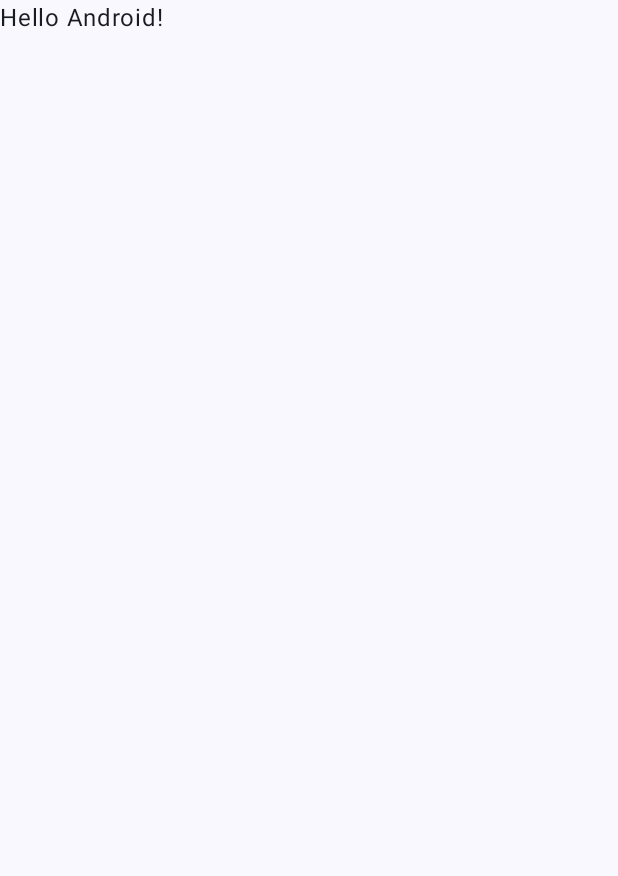
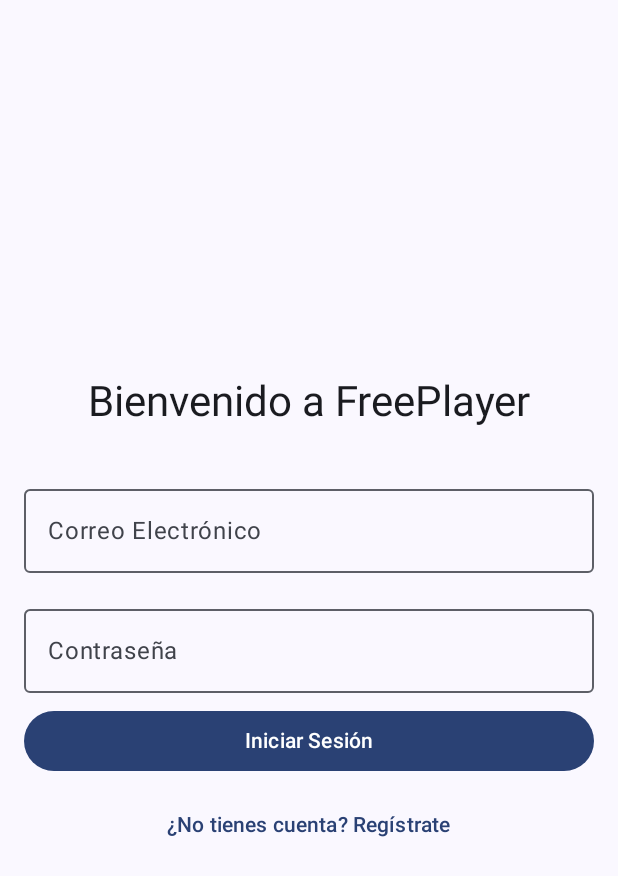
Before and after one commit to PetterKertpz/FreePlayerM, an Android app built with Jetpack Compose: the screen it shows after launch (MainActivity), on a phone screen of 412 x 824 dp. Before the commit the part shown is almost empty. Shown: the top 876 px of the screen. Run offline under Robolectric (Android 15) with nearby library versions, the phone set to English and light mode, and no system bars; our stand-ins replace Dagger/Hilt's generated code, Room's generated code.

Commit message:
Frontend Login v1

```diff
--- a/app/src/main/java/com/example/freeplayerm/MainActivity.kt
+++ b/app/src/main/java/com/example/freeplayerm/MainActivity.kt
@@ -3,45 +3,29 @@
 import android.os.Bundle
 import androidx.activity.ComponentActivity
 import androidx.activity.compose.setContent
-import androidx.activity.enableEdgeToEdge
 import androidx.compose.foundation.layout.fillMaxSize
-import androidx.compose.foundation.layout.padding
-import androidx.compose.material3.Scaffold
-import androidx.compose.material3.Text
-import androidx.compose.runtime.Composable
+import androidx.compose.material3.MaterialTheme
+import androidx.compose.material3.Surface
 import androidx.compose.ui.Modifier
-import androidx.compose.ui.tooling.preview.Preview
+import com.example.freeplayerm.ui.features.login.PantallaLogin
+import com.example.freeplayerm.ui.features.login.PantallaLogin // <-- Importa nuestra nueva pantalla
 import com.example.freeplayerm.ui.theme.FreePlayerMTheme
+import dagger.hilt.android.AndroidEntryPoint
 
+@AndroidEntryPoint // Anotación necesaria para que Hilt pueda inyectar dependencias en esta Activity
 class MainActivity : ComponentActivity() {
     override fun onCreate(savedInstanceState: Bundle?) {
         super.onCreate(savedInstanceState)
-        enableEdgeToEdge()
         setContent {
             FreePlayerMTheme {
-                Scaffold(modifier = Modifier.fillMaxSize()) { innerPadding ->
-                    Greeting(
-                        name = "Android",
-                        modifier = Modifier.padding(innerPadding)
-                    )
+                Surface(
+                    modifier = Modifier.fillMaxSize(),
+                    color = MaterialTheme.colorScheme.background
+                ) {
+                    // Aquí llamamos a nuestra pantalla de Login
+                    PantallaLogin()
                 }
             }
         }
     }
 }
-
-@Composable
-fun Greeting(name: String, modifier: Modifier = Modifier) {
-    Text(
-        text = "Hello $name!",
-        modifier = modifier
-    )
-}
-
-@Preview(showBackground = true)
-@Composable
-fun GreetingPreview() {
-    FreePlayerMTheme {
-        Greeting("Android")
-    }
-}
--- /dev/null
+++ b/app/src/main/java/com/example/freeplayerm/ui/features/login/LoginViewModel.kt
@@ -0,0 +1,98 @@
+package com.example.freeplayerm.ui.features.login
+
+import androidx.lifecycle.ViewModel
+import androidx.lifecycle.viewModelScope
+import com.example.freeplayerm.data.repository.UsuarioRepository
+import dagger.hilt.android.lifecycle.HiltViewModel
+import kotlinx.coroutines.flow.MutableStateFlow
+import kotlinx.coroutines.flow.asStateFlow
+import kotlinx.coroutines.launch
+import javax.inject.Inject
+
+/**
+ * @HiltViewModel: Anotación clave que le dice a Hilt que esta clase es un ViewModel
+ * y que debe prepararse para inyectar dependencias en ella.
+ *
+ * @Inject constructor: Le decimos a Hilt que, para construir este ViewModel, debe buscar
+ * en sus "recetas" (nuestro ModuloDeAplicacion) cómo construir un UsuarioRepositorio
+ * y pasárselo automáticamente al constructor. Esta es la magia de la inyección de dependencias.
+ */
+@HiltViewModel
+class LoginViewModel @Inject constructor(
+    private val repositorio: UsuarioRepository
+) : ViewModel() {
+
+    // _estadoUi: Es un StateFlow mutable y privado. Contiene el estado actual de la pantalla.
+    // Solo el ViewModel puede modificarlo.
+    private val _estadoUi = MutableStateFlow(LoginEstado())
+
+    // estadoUi: Es la versión pública e inmutable del StateFlow. La UI "escuchará" los cambios
+    // en este objeto para redibujarse, pero no podrá modificarlo directamente.
+    val estadoUi = _estadoUi.asStateFlow()
+
+    /**
+     * Esta es la única función pública que la UI llamará. Centraliza todos los eventos
+     * del usuario en un solo lugar, siguiendo un patrón de diseño moderno (MVI).
+     */
+    fun enEvento(evento: LoginEvento) {
+        when (evento) {
+            is LoginEvento.CorreoCambiado -> {
+                // Actualizamos el estado con el nuevo valor del correo
+                _estadoUi.value = _estadoUi.value.copy(correo = evento.valor)
+            }
+            is LoginEvento.ContrasenaCambiada -> {
+                // Actualizamos el estado con la nueva contraseña
+                _estadoUi.value = _estadoUi.value.copy(contrasena = evento.valor)
+            }
+            LoginEvento.BotonLoginPresionado -> {
+                // Aquí iría la lógica para iniciar sesión
+                iniciarSesion()
+            }
+            LoginEvento.BotonRegistroPresionado -> {
+                // Aquí iría la lógica para registrarse
+                registrarse()
+            }
+            LoginEvento.BotonGooglePresionado -> {
+                // Lógica para iniciar sesión con Google (lo veremos más adelante)
+            }
+        }
+    }
+
+    private fun iniciarSesion() {
+        // La lógica de negocio se ejecuta en una coroutine para no bloquear la UI
+        viewModelScope.launch {
+            // Lógica de inicio de sesión... (la implementaremos en el siguiente paso)
+        }
+    }
+
+    private fun registrarse() {
+        // La lógica de negocio se ejecuta en una coroutine
+        viewModelScope.launch {
+            // Lógica de registro... (la implementaremos en el siguiente paso)
+        }
+    }
+}
+
+/**
+ * Representa el estado de la UI en un momento dado. Es una única clase que contiene
+ * toda la información que la pantalla necesita para dibujarse.
+ */
+data class LoginEstado(
+    val correo: String = "",
+    val contrasena: String = "",
+    val estaCargando: Boolean = false,
+    val error: String? = null,
+    val registroExitoso: Boolean = false, // <-- AÑADE ESTA LÍNEA
+    val loginExitoso: Boolean = false
+)
+
+/**
+ * Representa todas las acciones que el usuario puede realizar en la pantalla.
+ */
+sealed class LoginEvento {
+    data class CorreoCambiado(val valor: String) : LoginEvento()
+    data class ContrasenaCambiada(val valor: String) : LoginEvento()
+    object BotonLoginPresionado : LoginEvento()
+    object BotonRegistroPresionado : LoginEvento()
+    object BotonGooglePresionado : LoginEvento()
+}
--- /dev/null
+++ b/app/src/main/java/com/example/freeplayerm/ui/features/login/PantallaLogin.kt
@@ -0,0 +1,142 @@
+package com.example.freeplayerm.ui.features.login
+
+// ... (asegúrate de que todos los imports necesarios estén aquí)
+import android.widget.Toast
+import androidx.compose.foundation.layout.*
+import androidx.compose.material3.*
+import androidx.compose.runtime.Composable
+import androidx.compose.runtime.LaunchedEffect
+import androidx.compose.runtime.collectAsState
+import androidx.compose.runtime.getValue
+import androidx.compose.ui.Alignment
+import androidx.compose.ui.Modifier
+import androidx.compose.ui.platform.LocalContext
+import androidx.compose.ui.text.input.PasswordVisualTransformation
+import androidx.compose.ui.tooling.preview.Preview
+import androidx.compose.ui.unit.dp
+import androidx.hilt.navigation.compose.hiltViewModel
+
+/**
+ * Esta es la función principal y "real" de nuestra pantalla.
+ * Se conecta al ViewModel para obtener el estado y manejar los eventos.
+ * Nota que esta función NO tiene la anotación @Preview.
+ */
+@Composable
+fun PantallaLogin(
+    viewModel: LoginViewModel = hiltViewModel() // Hilt nos proporciona automáticamente el ViewModel
+) {
+    // Obtenemos el estado actual de la UI desde el ViewModel.
+    val estado by viewModel.estadoUi.collectAsState()
+    val context = LocalContext.current
+
+    // Este bloque maneja los "efectos secundarios", como mostrar un Toast.
+    // Se ejecutará cada vez que el valor de registroExitoso cambie.
+    LaunchedEffect(key1 = estado.registroExitoso) {
+        if (estado.registroExitoso) {
+            Toast.makeText(context, "¡Registro exitoso!", Toast.LENGTH_SHORT).show()
+        }
+    }
+
+    // Llamamos a la función que contiene el diseño visual, pasándole el estado y los eventos.
+    ContenidoPantallaLogin(
+        estado = estado,
+        enEvento = viewModel::enEvento // Pasamos una referencia a la función de eventos del ViewModel
+    )
+}
+
+/**
+ * Esta función contiene SOLO el código de la interfaz de usuario.
+ * Es "tonta": recibe el estado y no sabe de dónde viene. Esto la hace perfecta para previsualizar.
+ */
+@Composable
+fun ContenidoPantallaLogin(
+    estado: LoginEstado,
+    enEvento: (LoginEvento) -> Unit
+) {
+    Box(
+        modifier = Modifier.fillMaxSize(),
+        contentAlignment = Alignment.Center
+    ) {
+        Column(
+            modifier = Modifier
+                .fillMaxSize()
+                .padding(16.dp),
+            verticalArrangement = Arrangement.Center,
+            horizontalAlignment = Alignment.CenterHorizontally
+        ) {
+            Text("Bienvenido a FreePlayer", style = MaterialTheme.typography.headlineMedium)
+            Spacer(modifier = Modifier.height(32.dp))
+
+            OutlinedTextField(
+                value = estado.correo,
+                onValueChange = { enEvento(LoginEvento.CorreoCambiado(it)) },
+                label = { Text("Correo Electrónico") },
+                modifier = Modifier.fillMaxWidth(),
+                isError = estado.error != null
+            )
+            Spacer(modifier = Modifier.height(16.dp))
+
+            OutlinedTextField(
+                value = estado.contrasena,
+                onValueChange = { enEvento(LoginEvento.ContrasenaCambiada(it)) },
+                label = { Text("Contraseña") },
+                modifier = Modifier.fillMaxWidth(),
+                visualTransformation = PasswordVisualTransformation(),
+                isError = estado.error != null
+            )
+            Spacer(modifier = Modifier.height(8.dp))
+
+            if (estado.error != null) {
+                Text(
+                    text = estado.error,
+                    color = MaterialTheme.colorScheme.error,
+                    modifier = Modifier.padding(bottom = 8.dp)
+                )
+            }
+
+            Button(
+                onClick = { enEvento(LoginEvento.BotonLoginPresionado) },
+                modifier = Modifier.fillMaxWidth()
+            ) {
+                Text("Iniciar Sesión")
+            }
+            Spacer(modifier = Modifier.height(8.dp))
+
+            TextButton(
+                onClick = { enEvento(LoginEvento.BotonRegistroPresionado) },
+                modifier = Modifier.fillMaxWidth()
+            ) {
+                Text("¿No tienes cuenta? Regístrate")
+            }
+        }
+
+        if (estado.estaCargando) {
+            CircularProgressIndicator()
+        }
+    }
+}
+
+/**
+ * ESTA es la función que Android Studio usará para la previsualización.
+ * No tiene parámetros, por lo que es fácil de dibujar para el sistema.
+ */
+@Preview(showBackground = true)
+@Composable
+fun VistaPreviaPantallaLogin() {
+    // Para la vista previa, creamos un estado de ejemplo y se lo pasamos
+    // a nuestro Composable de la UI.
+    ContenidoPantallaLogin(
+        estado = LoginEstado(correo = "ejemplo@correo.com", contrasena = "12345"),
+        enEvento = {} // Para la vista previa, los eventos no necesitan hacer nada.
+    )
+}
+
+@Preview(showBackground = true, name = "Estado de Error")
+@Composable
+fun VistaPreviaEstadoError() {
+    // Podemos crear múltiples vistas previas para probar diferentes estados.
+    ContenidoPantallaLogin(
+        estado = LoginEstado(error = "El correo ya está en uso."),
+        enEvento = {}
+    )
+}
--- a/build.gradle.kts
+++ b/build.gradle.kts
@@ -1,7 +1,6 @@
-// Top-level build file where you can add configuration options common to all sub-projects/modules.
 plugins {
     alias(libs.plugins.android.application) apply false
     alias(libs.plugins.kotlin.android) apply false
-    alias(libs.plugins.kotlin.compose) apply false
-    id("com.google.dagger.hilt.android") version "2.51.1" apply false
+    alias(libs.plugins.hilt.android) apply false
+    alias(libs.plugins.ksp) apply false
 }
```
Also changed, not shown: app/build.gradle.kts (+30 -25 lines), gradle/libs.versions.toml (+39 -27 lines).
